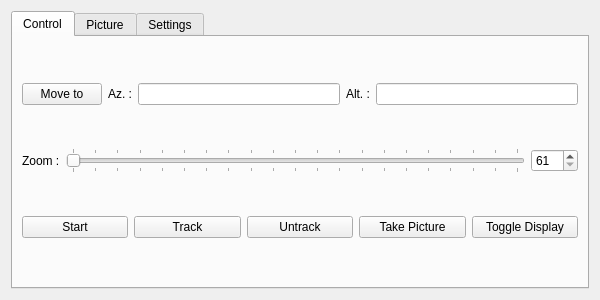
thibaudledo/Autoscope-Stellarium-plugin, file src/gui/AutoscopeWindowForm.ui: the form before one commit.
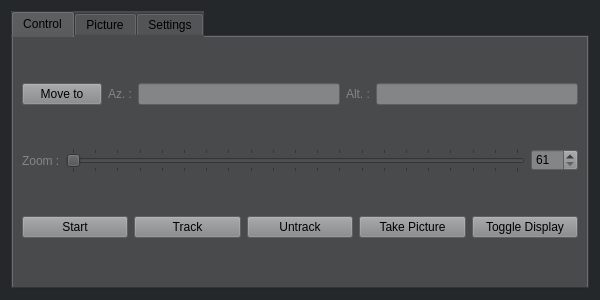
The form after the commit. The open tabs and pages were chosen to show the change.

Commit message: Adding Stellarium like color to the UI

```diff
--- a/src/gui/AutoscopeWindowForm.ui
+++ b/src/gui/AutoscopeWindowForm.ui
@@ -16,12 +16,18 @@
   <property name="windowTitle">
    <string>Form</string>
   </property>
+  <property name="styleSheet">
+   <string notr="true">QWidget{background-color: #24282B;}</string>
+  </property>
   <layout class="QVBoxLayout" name="verticalLayout_2">
    <item>
     <widget class="QTabWidget" name="tabWidget">
      <property name="enabled">
       <bool>true</bool>
      </property>
+     <property name="styleSheet">
+      <string notr="true">QWidget{background-color: #494A4C;}</string>
+     </property>
      <property name="tabPosition">
       <enum>QTabWidget::North</enum>
      </property>
@@ -35,6 +41,9 @@
       <bool>false</bool>
      </property>
      <widget class="QWidget" name="controlTab">
+      <property name="styleSheet">
+       <string notr="true">QWidget{background-color: #494A4C;}</string>
+      </property>
       <attribute name="title">
        <string>Control</string>
       </attribute>
@@ -43,19 +52,33 @@
         <layout class="QGridLayout" name="gridLayout_7">
          <item row="0" column="3">
           <widget class="QLabel" name="altitudeLabel">
+           <property name="styleSheet">
+            <string notr="true">QWidget{color: #838586;}</string>
+           </property>
            <property name="text">
             <string>Alt. :</string>
            </property>
           </widget>
          </item>
          <item row="0" column="4">
-          <widget class="QLineEdit" name="altitudeEditor"/>
+          <widget class="QLineEdit" name="altitudeEditor">
+           <property name="styleSheet">
+            <string notr="true">QWidget{background-color: #838586;}</string>
+           </property>
+          </widget>
          </item>
          <item row="0" column="2">
-          <widget class="QLineEdit" name="azimuthEditor"/>
+          <widget class="QLineEdit" name="azimuthEditor">
+           <property name="styleSheet">
+            <string notr="true">QWidget{background-color: #838586;}</string>
+           </property>
+          </widget>
          </item>
          <item row="0" column="1">
           <widget class="QLabel" name="azimuthLabel">
+           <property name="styleSheet">
+            <string notr="true">QWidget{color: #838586;}</string>
+           </property>
            <property name="text">
             <string>Az. :</string>
            </property>
@@ -63,6 +86,9 @@
          </item>
          <item row="0" column="0">
           <widget class="QPushButton" name="moveToButton">
+           <property name="styleSheet">
+            <string notr="true">QWidget{background-color: #838586;}</string>
+           </property>
            <property name="text">
             <string>Move to</string>
            </property>
@@ -74,6 +100,9 @@
         <layout class="QGridLayout" name="gridLayout_9">
          <item row="0" column="0">
           <widget class="QLabel" name="zoomLabel">
+           <property name="styleSheet">
+            <string notr="true">QWidget{color: #838586;}</string>
+           </property>
            <property name="text">
             <string>Zoom :</string>
            </property>
@@ -83,6 +112,9 @@
           <layout class="QHBoxLayout" name="horizontalLayout_10">
            <item>
             <widget class="QSlider" name="zoomSlider">
+             <property name="styleSheet">
+              <string notr="true"/>
+             </property>
              <property name="minimum">
               <number>61</number>
              </property>
@@ -102,6 +134,9 @@
            </item>
            <item>
             <widget class="QSpinBox" name="zoomEditor">
+             <property name="styleSheet">
+              <string notr="true">QWidget{background-color: #838586;}</string>
+             </property>
              <property name="minimum">
               <number>61</number>
              </property>
@@ -118,6 +153,9 @@
         <layout class="QGridLayout" name="gridLayout_11">
          <item row="0" column="0">
           <widget class="QPushButton" name="startButton">
+           <property name="styleSheet">
+            <string notr="true">QWidget{background-color: #838586;}</string>
+           </property>
            <property name="text">
             <string>Start</string>
            </property>
@@ -125,6 +163,9 @@
          </item>
          <item row="0" column="1">
           <widget class="QPushButton" name="trackButton">
+           <property name="styleSheet">
+            <string notr="true">QWidget{background-color: #838586;}</string>
+           </property>
            <property name="text">
             <string>Track</string>
            </property>
@@ -132,6 +173,9 @@
          </item>
          <item row="0" column="2">
           <widget class="QPushButton" name="untrackButton">
+           <property name="styleSheet">
+            <string notr="true">QWidget{background-color: #838586;}</string>
+           </property>
            <property name="text">
             <string>Untrack</string>
            </property>
@@ -139,6 +183,9 @@
          </item>
          <item row="0" column="4">
           <widget class="QPushButton" name="toggleDisplayButton">
+           <property name="styleSheet">
+            <string notr="true">QWidget{background-color: #838586;}</string>
+           </property>
            <property name="text">
             <string>Toggle Display</string>
            </property>
@@ -146,6 +193,9 @@
          </item>
          <item row="0" column="3">
           <widget class="QPushButton" name="takePictureButton">
+           <property name="styleSheet">
+            <string notr="true">QWidget{background-color: #838586;}</string>
+           </property>
            <property name="text">
             <string>Take Picture</string>
            </property>
```
Left out of the diff: 62 changed lines with no effect on the pictures. The commit also changes 2 other files.
